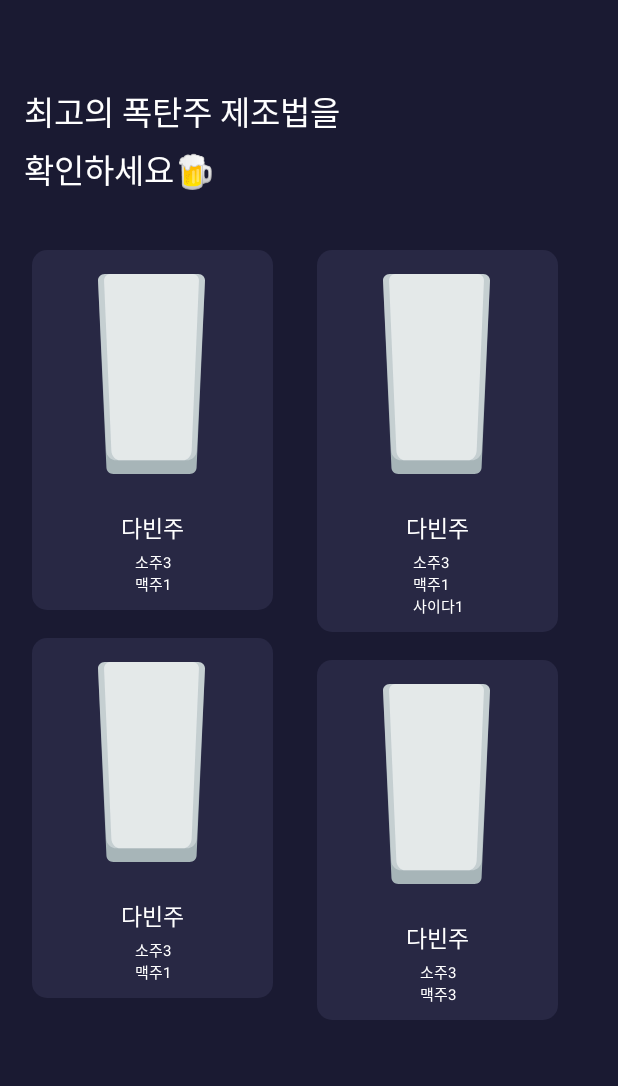
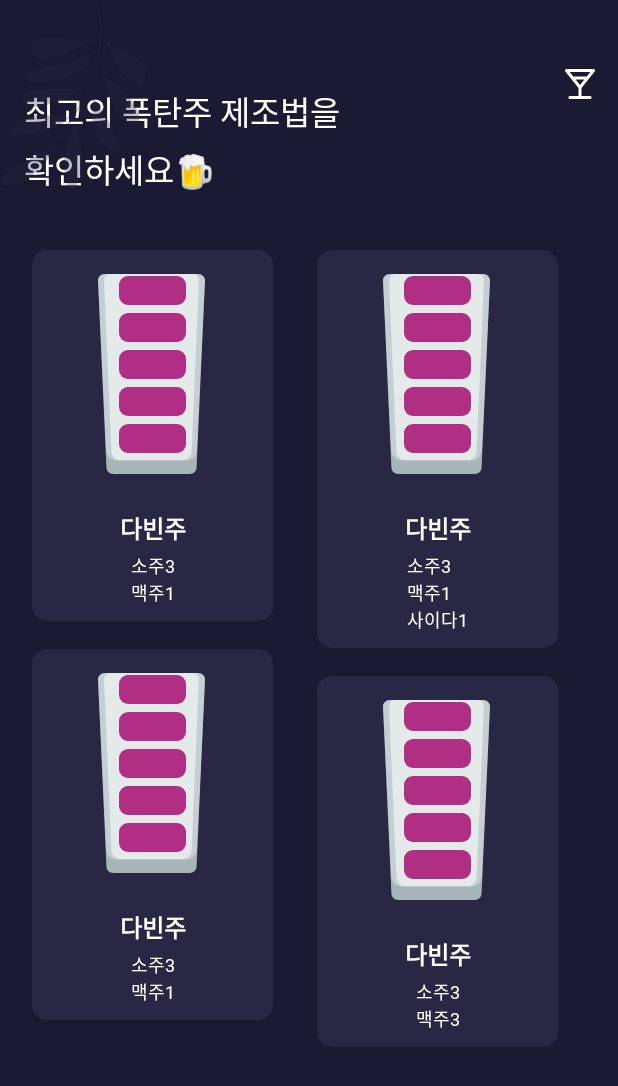
Before and after one commit to CheerSOPT/CheerSOPTAndroid, an Android app: the ListActivity screen opened directly, with no data from a screen before it, on a phone screen of 412 x 824 dp. Shown: the top 1086 px of the screen. Run offline under Robolectric (Android 15) with nearby library versions, the phone set to English and light mode, and no system bars.

Commit message:
[Implement Features] listview

```diff
--- a/app/src/main/java/com/example/cheersopt/ListActivity.kt
+++ b/app/src/main/java/com/example/cheersopt/ListActivity.kt
@@ -1,7 +1,9 @@
 package com.example.cheersopt
 
+import android.content.Intent
 import androidx.appcompat.app.AppCompatActivity
 import android.os.Bundle
+import android.widget.TextView
 import androidx.recyclerview.widget.LinearLayoutManager
 import androidx.recyclerview.widget.RecyclerView
 import androidx.recyclerview.widget.StaggeredGridLayoutManager
@@ -11,6 +13,12 @@ class ListActivity : AppCompatActivity() {
     override fun onCreate(savedInstanceState: Bundle?) {
         super.onCreate(savedInstanceState)
         setContentView(R.layout.activity_list)
+
+        val main_btn = findViewById<TextView>(R.id.main_btn)
+        main_btn.setOnClickListener{
+            val intent = Intent(this, MainActivity::class.java)
+            startActivity(intent)
+        }
 
         recyclerAdapter = RecyclerAdapter(this)
 
--- /dev/null
+++ b/app/src/main/res/drawable/ic_btn_home.xml
@@ -0,0 +1,9 @@
+<vector xmlns:android="http://schemas.android.com/apk/res/android"
+    android:width="24dp"
+    android:height="24dp"
+    android:viewportWidth="24"
+    android:viewportHeight="24">
+  <path
+      android:pathData="M21.7799,3.62C21.896,3.4736 21.9688,3.2977 21.99,3.1121C22.0112,2.9266 21.98,2.7388 21.8999,2.57C21.8189,2.3998 21.6914,2.256 21.5321,2.1552C21.3729,2.0543 21.1884,2.0005 20.9999,2H2.9999C2.8114,2.0005 2.6269,2.0543 2.4677,2.1552C2.3085,2.256 2.181,2.3998 2.0999,2.57C2.0199,2.7388 1.9887,2.9266 2.0099,3.1121C2.0311,3.2977 2.1039,3.4736 2.2199,3.62L10.9999,14.6V20H5.2499C4.9847,20 4.7304,20.1054 4.5428,20.2929C4.3553,20.4804 4.2499,20.7348 4.2499,21C4.2499,21.2652 4.3553,21.5196 4.5428,21.7071C4.7304,21.8946 4.9847,22 5.2499,22H18.7499C19.0151,22 19.2695,21.8946 19.457,21.7071C19.6446,21.5196 19.7499,21.2652 19.7499,21C19.7499,20.7348 19.6446,20.4804 19.457,20.2929C19.2695,20.1054 19.0151,20 18.7499,20H12.9999V14.6L21.7799,3.62ZM5.0799,4H18.9199L16.5199,7H7.5199L5.0799,4ZM11.9999,12.65L9.0799,9H14.9199L11.9999,12.65Z"
+      android:fillColor="#ffffff"/>
+</vector>
--- /dev/null
+++ b/app/src/main/res/drawable/ic_img_leaves.xml
@@ -0,0 +1,63 @@
+<vector xmlns:android="http://schemas.android.com/apk/res/android"
+    android:width="142dp"
+    android:height="157dp"
+    android:viewportWidth="142"
+    android:viewportHeight="157">
+  <group>
+    <clip-path
+        android:pathData="M-12.423,117.94l79.376,30.405l53.656,-140.075l-79.376,-30.405z"/>
+    <path
+        android:strokeWidth="1"
+        android:pathData="M36.538,94.182C36.538,94.182 90.76,35.663 54.865,-15.964"
+        android:strokeAlpha="0.3"
+        android:fillColor="#00000000"
+        android:strokeColor="#282844"
+        android:fillAlpha="0.3"
+        android:strokeLineCap="round"/>
+    <path
+        android:pathData="M35.237,96.609C35.237,96.609 32.104,97.859 20.042,105.757C7.979,113.654 -2.375,117.286 1.682,122.925C5.739,128.563 33.777,112.918 35.237,96.609Z"
+        android:strokeAlpha="0.3"
+        android:fillColor="#282844"
+        android:fillAlpha="0.3"/>
+    <path
+        android:pathData="M49.822,83.143C49.822,83.143 42.805,94.873 42.983,106.908C43.16,118.943 44.929,127.504 48.531,126.433C52.133,125.363 59.409,104.234 49.822,83.143Z"
+        android:strokeAlpha="0.3"
+        android:fillColor="#282844"
+        android:fillAlpha="0.3"/>
+    <path
+        android:pathData="M62.219,64.489C62.342,65.961 59.273,84.825 66.135,93.362C72.997,101.898 83.384,105.497 79.323,94.443C75.262,83.39 62.219,64.489 62.219,64.489Z"
+        android:strokeAlpha="0.3"
+        android:fillColor="#282844"
+        android:fillAlpha="0.3"/>
+    <path
+        android:pathData="M67.657,50.292C67.657,50.292 70.553,56.588 72.675,63.061C74.798,69.535 83.662,87.329 91.062,83.078C98.439,78.838 83.568,56.862 67.657,50.292Z"
+        android:strokeAlpha="0.3"
+        android:fillColor="#282844"
+        android:fillAlpha="0.3"/>
+    <path
+        android:pathData="M71.275,27.136C70.555,26.157 73.7,38.683 78.837,45.134C83.975,51.585 91.852,59.313 95.262,55.206C98.679,51.082 98.147,44.04 92.188,39.155C86.228,34.269 72.989,29.445 71.275,27.136Z"
+        android:strokeAlpha="0.3"
+        android:fillColor="#282844"
+        android:fillAlpha="0.3"/>
+    <path
+        android:pathData="M45.839,77.457C47.111,76.558 42.937,83.678 28.811,87.176C14.685,90.674 -0.413,94.046 11.784,82.211C23.982,70.376 40.203,81.415 45.839,77.457Z"
+        android:strokeAlpha="0.3"
+        android:fillColor="#282844"
+        android:fillAlpha="0.3"/>
+    <path
+        android:pathData="M56.299,58.821C56.299,58.821 19.987,79.351 15.277,67.327C10.568,55.303 52.869,60.508 56.299,58.821Z"
+        android:strokeAlpha="0.3"
+        android:fillColor="#282844"
+        android:fillAlpha="0.3"/>
+    <path
+        android:pathData="M60.83,35.463C60.83,35.463 61.141,44.776 49.817,49.632C38.493,54.488 16.964,57.449 16.925,51.204C16.887,44.959 43.271,43.516 50.407,40.437C57.543,37.357 60.83,35.463 60.83,35.463Z"
+        android:strokeAlpha="0.3"
+        android:fillColor="#282844"
+        android:fillAlpha="0.3"/>
+    <path
+        android:pathData="M62.914,26.099C62.914,26.099 22.849,48.819 20.956,34.189C19.063,19.559 43.249,26.81 51.845,27.139C60.447,27.452 62.914,26.099 62.914,26.099Z"
+        android:strokeAlpha="0.3"
+        android:fillColor="#282844"
+        android:fillAlpha="0.3"/>
+  </group>
+</vector>
--- a/app/src/main/res/layout/activity_list.xml
+++ b/app/src/main/res/layout/activity_list.xml
@@ -32,7 +32,26 @@
         android:text="최고의 폭탄주 제조법을 \n확인하세요🍺"
         android:textColor="#FFFFFF"
         android:textSize="22sp"
+        android:fontFamily="@font/notosans_regular"
         app:layout_constraintStart_toStartOf="parent"
         app:layout_constraintTop_toTopOf="parent" />
 
+    <TextView
+        android:id="@+id/main_btn"
+        android:layout_width="wrap_content"
+        android:layout_height="wrap_content"
+        android:layout_marginTop="44dp"
+        android:layout_marginEnd="13dp"
+        android:background="@drawable/ic_btn_home"
+        app:layout_constraintEnd_toEndOf="parent"
+        app:layout_constraintTop_toTopOf="parent" />
+
+    <ImageView
+        android:id="@+id/leap_img"
+        android:layout_width="wrap_content"
+        android:layout_height="wrap_content"
+        app:layout_constraintStart_toStartOf="parent"
+        app:layout_constraintTop_toTopOf="parent"
+        app:srcCompat="@drawable/ic_img_leaves" />
+
 </androidx.constraintlayout.widget.ConstraintLayout>
--- a/app/src/main/res/layout/grid_item_list.xml
+++ b/app/src/main/res/layout/grid_item_list.xml
@@ -34,7 +34,9 @@
             android:layout_height="wrap_content"
             android:layout_marginTop="24dp"
             android:textColor="#FFFFFF"
-            android:textSize="15dp"
+            android:fontFamily="@font/notosans_regular"
+            android:textSize="16dp"
+            android:textStyle="bold"
             app:layout_constraintEnd_toEndOf="parent"
             app:layout_constraintStart_toStartOf="parent"
             app:layout_constraintTop_toBottomOf="@+id/userImg" />
@@ -46,23 +48,85 @@
             android:layout_marginTop="4dp"
             android:layout_marginBottom="10dp"
             android:textColor="#FFFFFF"
-            android:textSize="10dp"
+            android:fontFamily="@font/notosans_regular"
+            android:textSize="12dp"
             app:layout_constraintBottom_toBottomOf="parent"
             app:layout_constraintEnd_toEndOf="parent"
             app:layout_constraintStart_toStartOf="parent"
             app:layout_constraintTop_toBottomOf="@+id/drink_name" />
 
-        <ImageView
-            android:id="@+id/imageView"
+        <TextView
+            android:id="@+id/line"
             android:layout_width="0dp"
             android:layout_height="match_parent"
             android:layout_marginStart="8dp"
             android:layout_marginTop="16dp"
             android:layout_marginEnd="8dp"
+            android:background="@drawable/line"
             app:layout_constraintEnd_toEndOf="parent"
             app:layout_constraintStart_toStartOf="parent"
             app:layout_constraintTop_toBottomOf="@+id/userImg"
-            app:srcCompat="@drawable/line" />
+            />
+
+        <TextView
+            android:id="@+id/b_stack1"
+            android:layout_width="0dp"
+            android:layout_height="match_parent"
+            android:layout_marginStart="58dp"
+            android:layout_marginEnd="58dp"
+            android:layout_marginBottom="38dp"
+            android:background="@drawable/beverage_stack"
+            app:layout_constraintBottom_toTopOf="@+id/drink_name"
+            app:layout_constraintEnd_toEndOf="parent"
+            app:layout_constraintStart_toStartOf="parent" />
+
+        <TextView
+            android:id="@+id/b_stack2"
+            android:layout_width="0dp"
+            android:layout_height="match_parent"
+            android:layout_marginStart="58dp"
+            android:layout_marginEnd="58dp"
+            android:layout_marginBottom="5dp"
+            android:background="@drawable/beverage_stack"
+            app:layout_constraintBottom_toTopOf="@+id/b_stack1"
+            app:layout_constraintEnd_toEndOf="parent"
+            app:layout_constraintStart_toStartOf="parent" />
+
+        <TextView
+            android:id="@+id/b_stack3"
+            android:layout_width="0dp"
+            android:layout_height="match_parent"
+            android:layout_marginStart="58dp"
+            android:layout_marginEnd="58dp"
+            android:layout_marginBottom="5dp"
+            android:background="@drawable/beverage_stack"
+            app:layout_constraintBottom_toTopOf="@+id/b_stack2"
+            app:layout_constraintEnd_toEndOf="parent"
+            app:layout_constraintStart_toStartOf="parent" />
+
+        <TextView
+            android:id="@+id/b_stack4"
+            android:layout_width="0dp"
+            android:layout_height="match_parent"
+            android:layout_marginStart="58dp"
+            android:layout_marginEnd="58dp"
+            android:layout_marginBottom="5dp"
+            android:background="@drawable/beverage_stack"
+            app:layout_constraintBottom_toTopOf="@+id/b_stack3"
+            app:layout_constraintEnd_toEndOf="parent"
+            app:layout_constraintStart_toStartOf="parent" />
+
+        <TextView
+            android:id="@+id/b_stack5"
+            android:layout_width="0dp"
+            android:layout_height="match_parent"
+            android:layout_marginStart="58dp"
+            android:layout_marginEnd="58dp"
+            android:layout_marginBottom="5dp"
+            android:background="@drawable/beverage_stack"
+            app:layout_constraintBottom_toTopOf="@+id/b_stack4"
+            app:layout_constraintEnd_toEndOf="parent"
+            app:layout_constraintStart_toStartOf="parent" />
     </androidx.constraintlayout.widget.ConstraintLayout>
 
 
```
